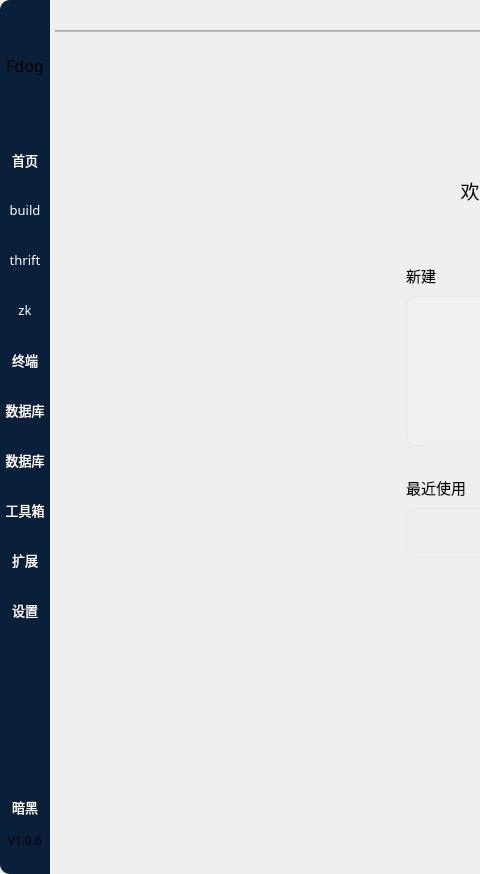
First picture: the form in Fdog-Kit/module_mainwindow/mainwindow.ui, repository HuaGouFdog/Fdog-Kit, before the edit; both pictures show x 0 to 480 and y 0 to 874 of the 1017 by 874 pixel window.
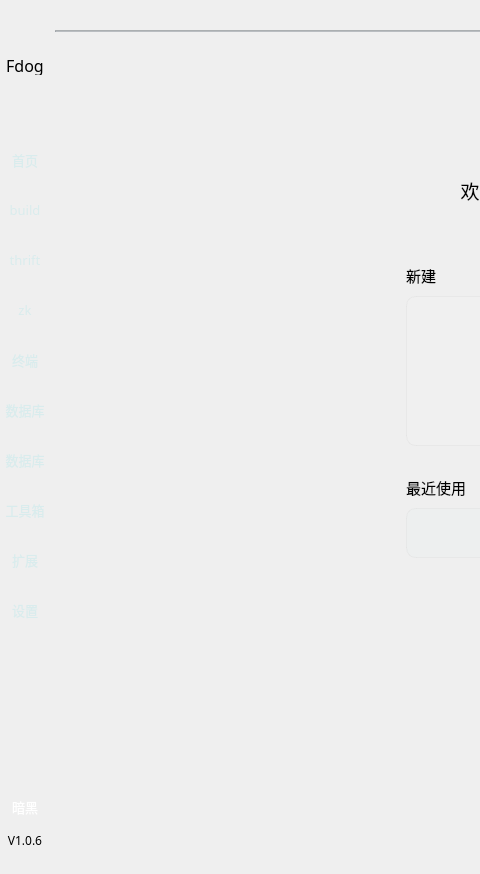
Second picture: the form after the edit. Icons and pictures are not drawn.

What changed in the file:
```diff
--- a/Fdog-Kit/module_mainwindow/mainwindow.ui
+++ b/Fdog-Kit/module_mainwindow/mainwindow.ui
@@ -157,14 +157,7 @@
        </size>
       </property>
       <property name="styleSheet">
-       <string notr="true">#widget_side {
-	color: rgb(255, 255, 255);
-	border-top-left-radius: 10px;
-	border-bottom-left-radius: 10px;
-	
-	
-	background-color: rgb(10, 31, 57);
-}</string>
+       <string notr="true"/>
       </property>
       <layout class="QVBoxLayout" name="verticalLayout_12">
        <property name="spacing">
@@ -295,31 +288,7 @@
           <string>首页</string>
          </property>
          <property name="styleSheet">
-          <string notr="true">QToolButton {
-	color: rgb(255, 255, 255);
-	background-color: rgba(94, 255, 210, 0);
-	border: none;
-}
-
-QToolButton::menu-indicator { 
-	image: None;
-}
-
- 
-QToolButton:hover {
-	color: rgb(255, 255, 255);
-	
-	
-	background-color: rgb(26, 53, 83);
-	border: none;
-}
-
-
-QToolTip {
-color:#ced4da;
-background-color: rgb(108, 117, 125, 65);
-border-radius: 2px;
-}</string>
+          <string notr="true"/>
          </property>
          <property name="text">
           <string>首页</string>
@@ -366,31 +335,7 @@
           <string>关于</string>
          </property>
          <property name="styleSheet">
-          <string notr="true">QToolButton {
-	color: rgb(255, 255, 255);
-	background-color: rgba(94, 255, 210, 0);
-	border: none;
-}
-
-QToolButton::menu-indicator { 
-	image: None;
-}
-
- 
-QToolButton:hover {
-	color: rgb(255, 255, 255);
-	
-	
-	background-color: rgb(26, 53, 83);
-	border: none;
-}
-
-
-QToolTip {
-color:#ced4da;
-background-color: rgb(108, 117, 125, 65);
-border-radius: 2px;
-}</string>
+          <string notr="true"/>
          </property>
          <property name="text">
           <string>build</string>
@@ -437,31 +382,7 @@
           <string>thrift接口测试</string>
          </property>
          <property name="styleSheet">
-          <string notr="true">QToolButton {
-	color: rgb(255, 255, 255);
-	background-color: rgba(94, 255, 210, 0);
-	border: none;
-}
-
-QToolButton::menu-indicator { 
-	image: None;
-}
-
- 
-QToolButton:hover {
-	color: rgb(255, 255, 255);
-	
-	
-	background-color: rgb(26, 53, 83);
-	border: none;
-}
-
-
-QToolTip {
-color:#ced4da;
-background-color: rgb(108, 117, 125, 65);
-border-radius: 2px;
-}</string>
+          <string notr="true"/>
          </property>
          <property name="text">
           <string>thrift</string>
@@ -508,31 +429,7 @@
           <string>zk连接</string>
          </property>
          <property name="styleSheet">
-          <string notr="true">QToolButton {
-	color: rgb(255, 255, 255);
-	background-color: rgba(94, 255, 210, 0);
-	border: none;
-}
-
-QToolButton::menu-indicator { 
-	image: None;
-}
-
- 
-QToolButton:hover {
-	color: rgb(255, 255, 255);
-	
-	
-	background-color: rgb(26, 53, 83);
-	border: none;
-}
-
-
-QToolTip {
-color:#ced4da;
-background-color: rgb(108, 117, 125, 65);
-border-radius: 2px;
-}</string>
+          <string notr="true"/>
          </property>
          <property name="text">
           <string>zk</string>
@@ -579,31 +476,7 @@
           <string>终端连接</string>
          </property>
          <property name="styleSheet">
-          <string notr="true">QToolButton {
-	color: rgb(255, 255, 255);
-	background-color: rgba(94, 255, 210, 0);
-	border: none;
-}
-
-QToolButton::menu-indicator { 
-	image: None;
-}
-
- 
-QToolButton:hover {
-	color: rgb(255, 255, 255);
-	
-	
-	background-color: rgb(26, 53, 83);
-	border: none;
-}
-
-
-QToolTip {
-color:#ced4da;
-background-color: rgb(108, 117, 125, 65);
-border-radius: 2px;
-}</string>
+          <string notr="true"/>
          </property>
          <property name="text">
           <string>终端</string>
@@ -650,31 +523,7 @@
           <string>数据库连接</string>
          </property>
          <property name="styleSheet">
-          <string notr="true">QToolButton {
-	color: rgb(255, 255, 255);
-	background-color: rgba(94, 255, 210, 0);
-	border: none;
-}
-
-QToolButton::menu-indicator { 
-	image: None;
-}
-
- 
-QToolButton:hover {
-	color: rgb(255, 255, 255);
-	
-	
-	background-color: rgb(26, 53, 83);
-	border: none;
-}
-
-
-QToolTip {
-color:#ced4da;
-background-color: rgb(108, 117, 125, 65);
-border-radius: 2px;
-}</string>
+          <string notr="true"/>
          </property>
          <property name="locale">
           <locale language="English" country="UnitedStates"/>
@@ -724,31 +573,7 @@
           <string>qss美化</string>
          </property>
          <property name="styleSheet">
-          <string notr="true">QToolButton {
-	color: rgb(255, 255, 255);
-	background-color: rgba(94, 255, 210, 0);
-	border: none;
-}
-
-QToolButton::menu-indicator { 
-	image: None;
-}
-
- 
-QToolButton:hover {
-	color: rgb(255, 255, 255);
-	
-	
-	background-color: rgb(26, 53, 83);
-	border: none;
-}
-
-
-QToolTip {
-color:#ced4da;
-background-color: rgb(108, 117, 125, 65);
-border-radius: 2px;
-}</string>
+          <string notr="true"/>
          </property>
          <property name="locale">
           <locale language="English" country="UnitedStates"/>
@@ -798,31 +623,7 @@
           <string>工具箱</string>
          </property>
          <property name="styleSheet">
-          <string notr="true">QToolButton {
-	color: rgb(255, 255, 255);
-	background-color: rgba(94, 255, 210, 0);
-	border: none;
-}
-
-QToolButton::menu-indicator { 
-	image: None;
-}
-
- 
-QToolButton:hover {
-	color: rgb(255, 255, 255);
-	
-	
-	background-color: rgb(26, 53, 83);
-	border: none;
-}
-
-
-QToolTip {
-color:#ced4da;
-background-color: rgb(108, 117, 125, 65);
-border-radius: 2px;
-}</string>
+          <string notr="true"/>
          </property>
          <property name="text">
           <string>工具箱</string>
@@ -869,31 +670,7 @@
           <string>扩展</string>
          </property>
          <property name="styleSheet">
-          <string notr="true">QToolButton {
-	color: rgb(255, 255, 255);
-	background-color: rgba(94, 255, 210, 0);
-	border: none;
-}
-
-QToolButton::menu-indicator { 
-	image: None;
-}
-
- 
-QToolButton:hover {
-	color: rgb(255, 255, 255);
-	
-	
-	background-color: rgb(26, 53, 83);
-	border: none;
-}
-
-
-QToolTip {
-color:#ced4da;
-background-color: rgb(108, 117, 125, 65);
-border-radius: 2px;
-}</string>
+          <string notr="true"/>
          </property>
          <property name="text">
           <string>扩展</string>
@@ -940,31 +717,7 @@
           <string>设置</string>
          </property>
          <property name="styleSheet">
-          <string notr="true">QToolButton {
-	color: rgb(255, 255, 255);
-	background-color: rgba(94, 255, 210, 0);
-	border: none;
-}
-
-QToolButton::menu-indicator { 
-	image: None;
-}
-
- 
-QToolButton:hover {
-	color: rgb(255, 255, 255);
-	
-	
-	background-color: rgb(26, 53, 83);
-	border: none;
-}
-
-
-QToolTip {
-color:#ced4da;
-background-color: rgb(108, 117, 125, 65);
-border-radius: 2px;
-}</string>
+          <string notr="true"/>
          </property>
          <property name="text">
           <string>设置</string>
```
Left out of the diff: 61 changed lines with no effect on the pictures.
